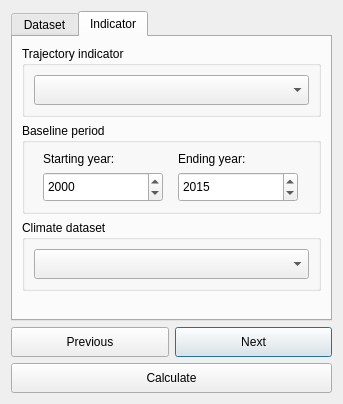
Qt form LDMP/gui/DlgTimeseries.ui (ConservationInternational/trends.earth) before a commit.
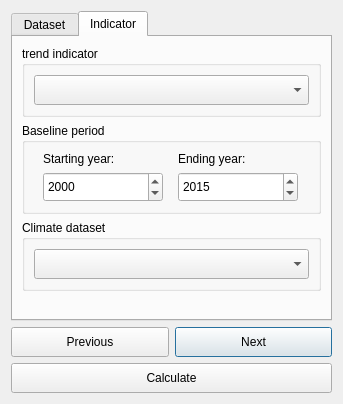
The same form after that commit. The open tabs and pages were chosen to show the change.

Commit message: replaced one last mention to trajectory with trend

```diff
--- a/LDMP/gui/DlgTimeseries.ui
+++ b/LDMP/gui/DlgTimeseries.ui
@@ -112,7 +112,7 @@
           </sizepolicy>
          </property>
          <property name="title">
-          <string>Trajectory indicator</string>
+          <string>trend indicator</string>
          </property>
          <layout class="QVBoxLayout" name="verticalLayout_6">
           <item>
```
